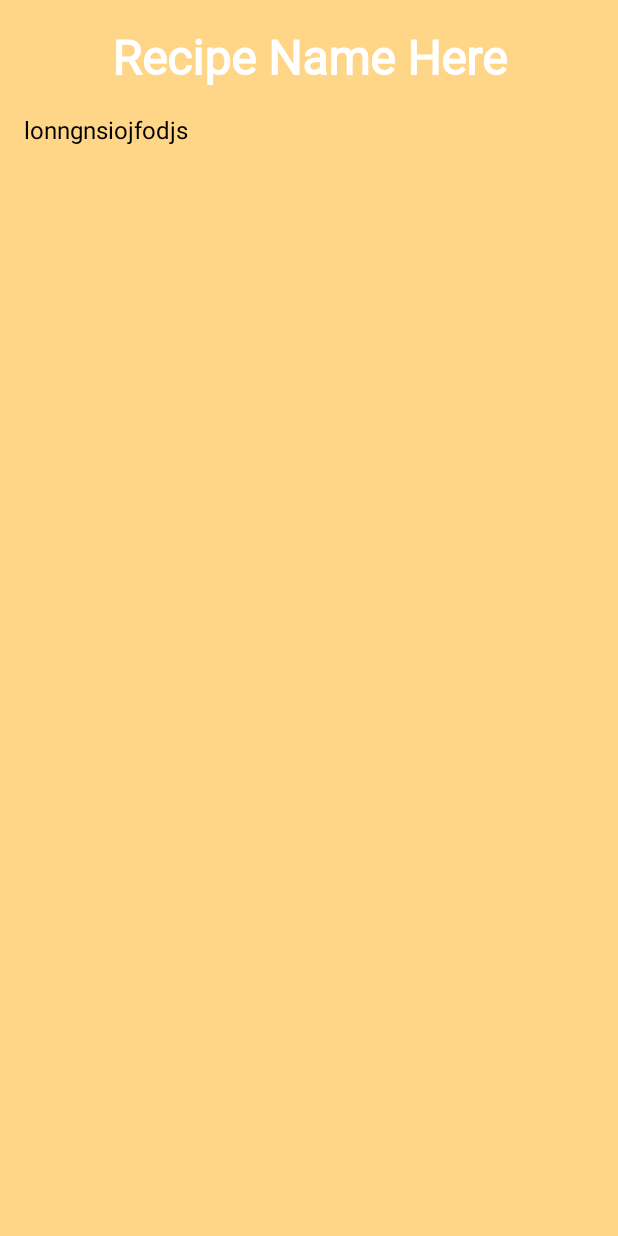
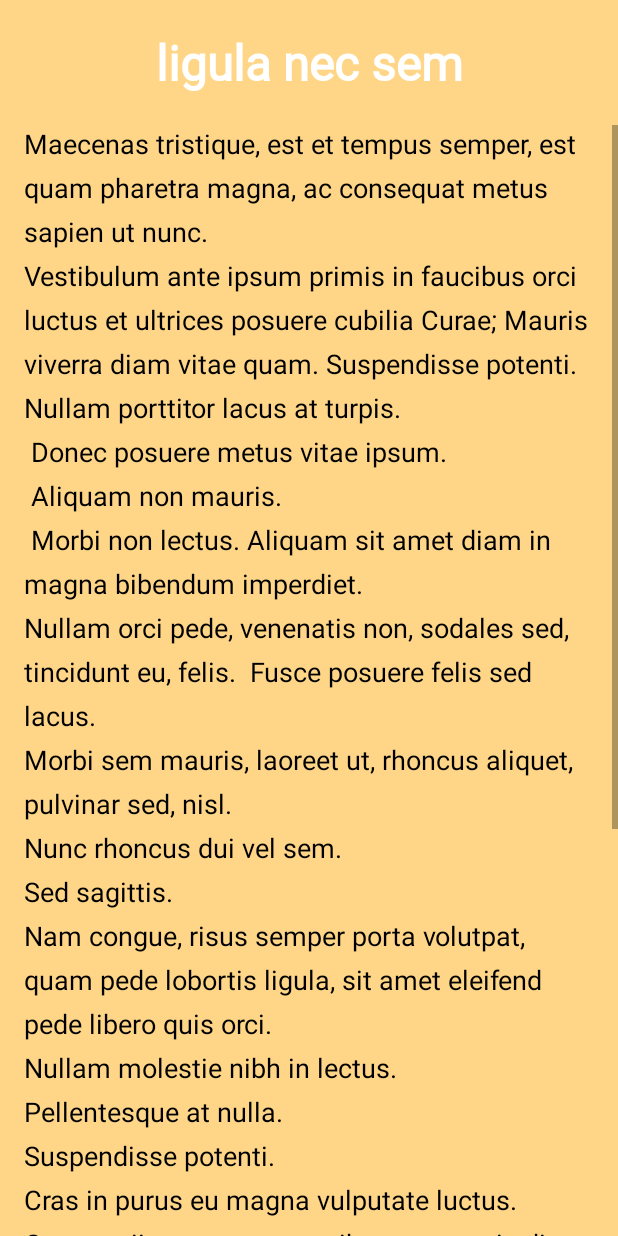
Before and after one commit to ascoded/SmartSnacks, an Android app: the layout detailed_recipe.xml on its own in the app's theme, with its tools: preview values and no code run, on a phone screen of 412 x 824 dp. Run offline under Robolectric (Android 15) with nearby library versions, the phone set to English and light mode, and no system bars.

Commit message:
final commit

```diff
--- a/app/src/main/res/layout/detailed_recipe.xml
+++ b/app/src/main/res/layout/detailed_recipe.xml
@@ -12,8 +12,8 @@
         android:layout_height="wrap_content"
         android:fontFamily="@font/baloo"
         android:gravity="center_horizontal"
-        android:padding="@dimen/activity_vertical_margin"
-        android:text="Recipe Name Here"
+        android:padding="20dp"
+        android:text="ligula nec sem"
         android:textAppearance="@style/TextAppearance.AppCompat.Large"
         android:textColor="@color/white"
         android:textSize="32sp"
@@ -29,9 +29,28 @@
             android:layout_height="match_parent"
             android:layout_marginLeft="@dimen/text_margin"
             android:layout_marginRight="@dimen/text_margin"
-            android:text="lonngnsiojfodjs"
+            android:lineSpacingExtra="8sp"
+            android:text="Maecenas tristique, est et tempus semper, est quam pharetra magna, ac consequat metus sapien ut nunc. \nVestibulum ante ipsum primis in faucibus orci luctus et ultrices posuere cubilia Curae; Mauris viverra diam vitae quam. Suspendisse potenti.
+
+Nullam porttitor lacus at turpis. \n Donec posuere metus vitae ipsum. \n Aliquam non mauris.
+
+\n Morbi non lectus. Aliquam sit amet diam in magna bibendum imperdiet. \nNullam orci pede, venenatis non, sodales sed, tincidunt eu, felis.
+
+Fusce posuere felis sed lacus. \nMorbi sem mauris, laoreet ut, rhoncus aliquet, pulvinar sed, nisl. \nNunc rhoncus dui vel sem.
+
+\nSed sagittis. \nNam congue, risus semper porta volutpat, quam pede lobortis ligula, sit amet eleifend pede libero quis orci. \nNullam molestie nibh in lectus.
+
+\nPellentesque at nulla. \nSuspendisse potenti. \nCras in purus eu magna vulputate luctus.
+
+Cum sociis natoque penatibus et magnis dis parturient montes, nascetur ridiculus mus. \nVivamus vestibulum sagittis sapien. \nCum sociis natoque penatibus et magnis dis parturient montes, nascetur ridiculus mus.
+
+\nEtiam vel augue. Vestibulum rutrum rutrum neque. \nAenean auctor gravida sem.
+
+\nPraesent id massa id nisl venenatis lacinia. \nAenean sit amet justo. Morbi ut odio.
+
+\nCras mi pede, malesuada in, imperdiet et, commodo vulputate, justo. \nIn blandit ultrices enim. \nLorem ipsum dolor sit amet, consectetuer adipiscing elit."
             android:textColor="@color/black"
-            android:textSize="16sp" />
+            android:textSize="18sp" />
 
     </ScrollView>
 
--- a/app/src/main/res/navigation/mobile_navigation.xml
+++ b/app/src/main/res/navigation/mobile_navigation.xml
@@ -29,5 +29,4 @@
         tools:layout="@layout/fragment_recipes" />
 
 
-
 </navigation>
```
Also changed, not shown: app/src/main/java/com/example/androidstudio/ui/Pantry/PantryFragment.java (+8 -4 lines), app/src/main/res/layout/fragment_items.xml (+6 -2 lines), app/src/main/res/layout/fragment_necessities.xml (+6 -2 lines), app/src/main/res/layout/fragment_pantry.xml (+14 -3 lines), app/src/main/res/layout/fragment_recipes.xml (+6 -2 lines), app/src/main/res/values/strings.xml (+10 -0 lines).
